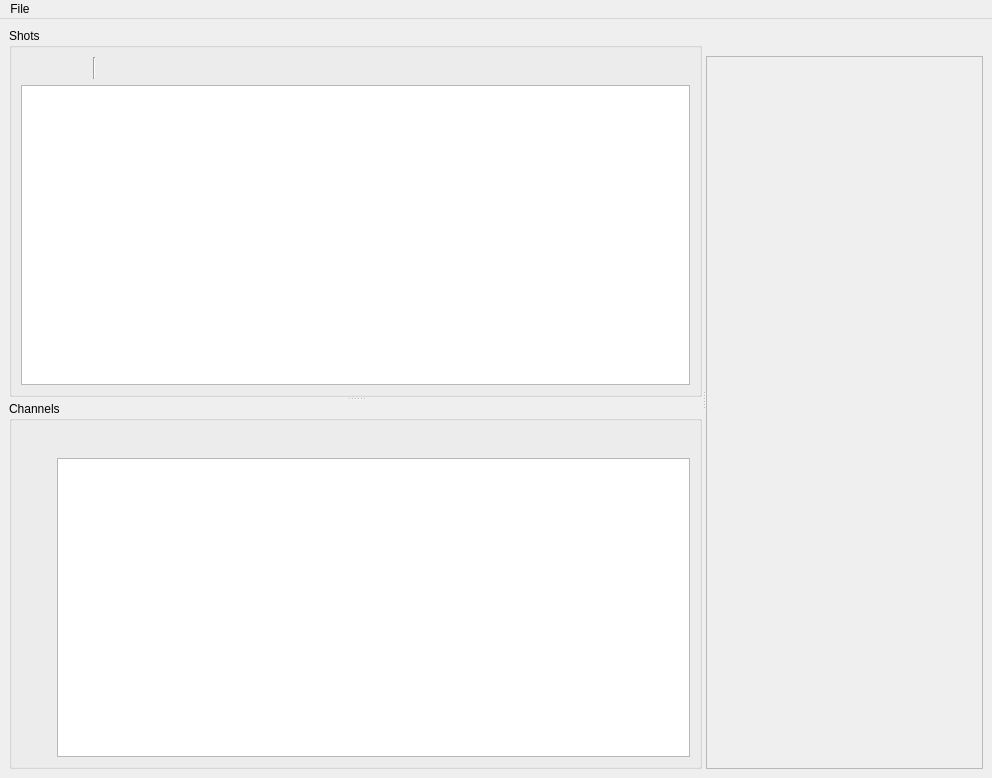
Before: the Qt Designer form main.ui in labscript-suite/runviewer, drawn with Qt 5.
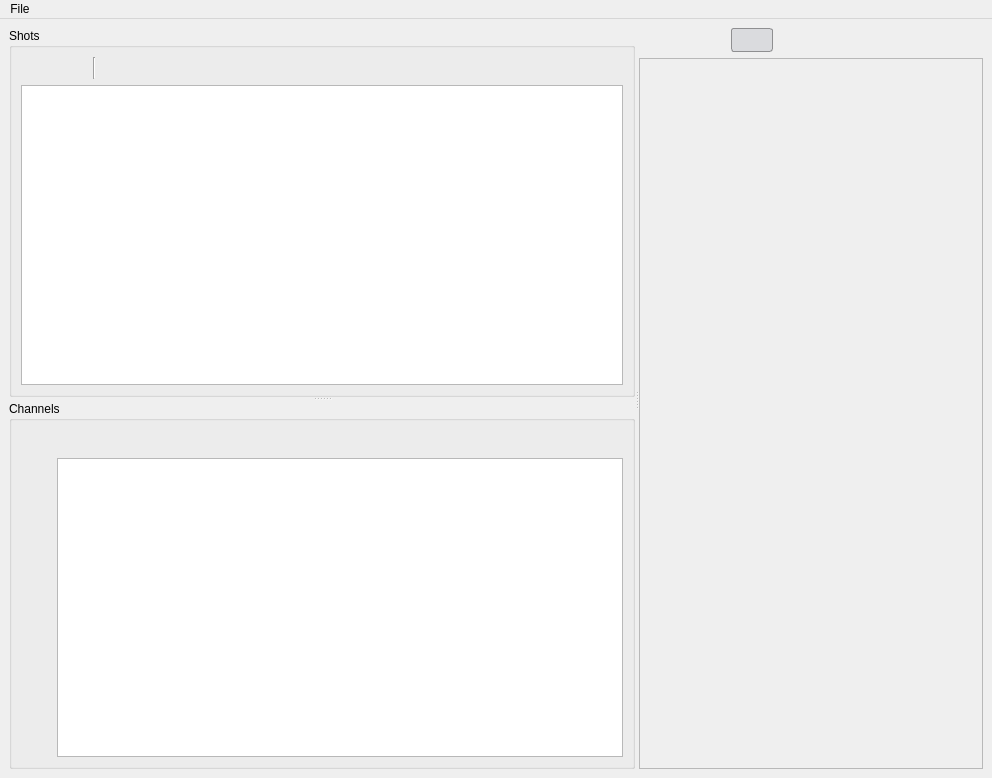
After: the same form once the commit is applied. Icons and pictures are not drawn.

Commit message: Tooltip: Added ability to disable the tooltip and changed the displayed time unit to seconds

Diff of the .ui file:
```diff
--- a/main.ui
+++ b/main.ui
@@ -368,6 +368,22 @@
             </property>
            </widget>
           </item>
+          <item>
+           <widget class="QPushButton" name="toggle_tooltip">
+            <property name="toolTip">
+             <string>Enable/Disable Tooltip</string>
+            </property>
+            <property name="text">
+             <string/>
+            </property>
+            <property name="checkable">
+             <bool>true</bool>
+            </property>
+            <property name="checked">
+             <bool>true</bool>
+            </property>
+           </widget>
+          </item>
           <item>
            <spacer name="horizontalSpacer_3">
             <property name="orientation">
```
The commit also changes 1 other file.
